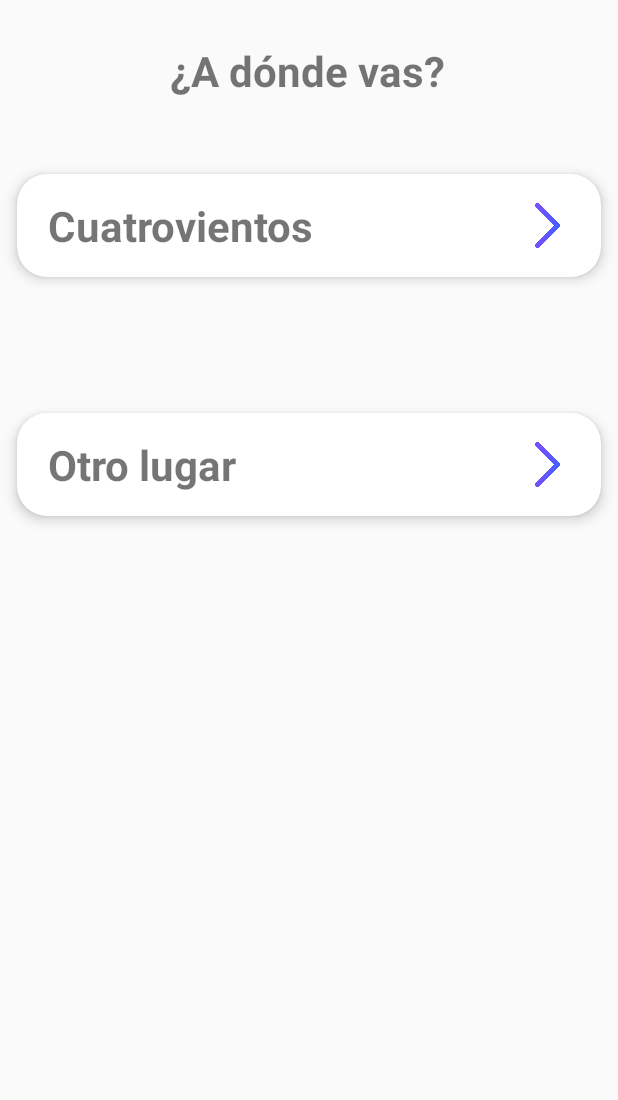
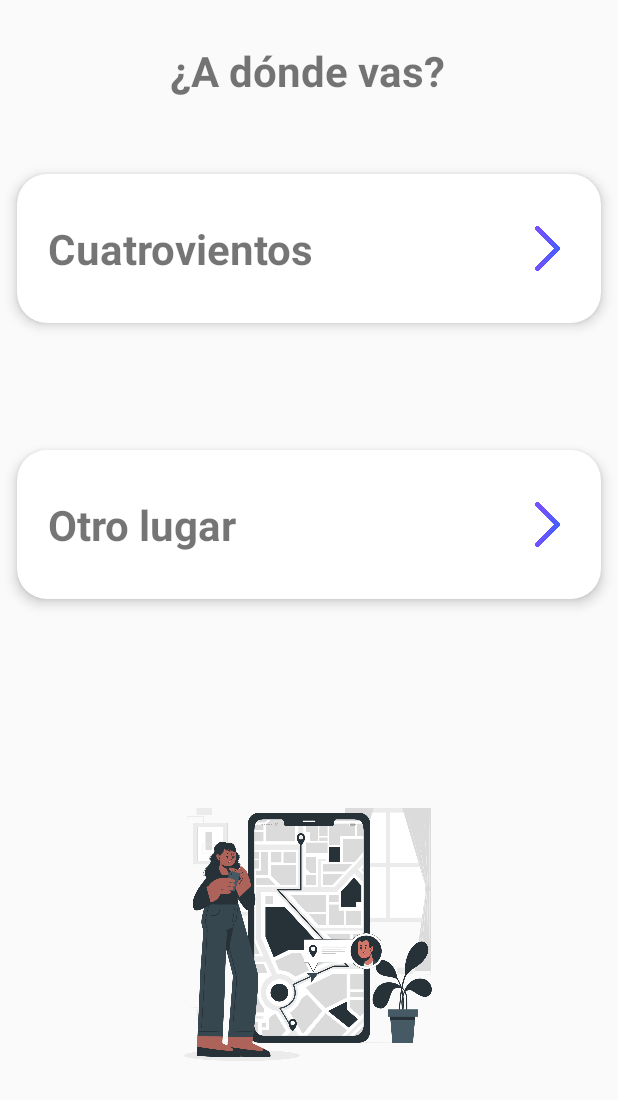
Before and after one commit to pablo-zk/RutaVientos, an Android app: the fragment CreateRoutesFragment shown on its own in the app's theme, on a phone screen of 412 x 824 dp. Shown: the top 1100 px of the screen. Run offline under Robolectric (Android 15) with nearby library versions, the phone set to English and light mode, and no system bars; libraries missing offline, so code that uses them is left out: io.realm.

Commit message:
Retouching some things

```diff
--- a/app/src/main/res/layout/activity_main.xml
+++ b/app/src/main/res/layout/activity_main.xml
@@ -43,6 +43,7 @@
         android:layout_width="match_parent"
         android:layout_height="60dp"
         app:tabIndicatorGravity="top"
+        app:tabIndicatorColor="#7850FF"
         app:tabIndicatorFullWidth="false"
         android:theme="@style/ThemeOverlay.AppCompat.Dark.ActionBar"
         app:layout_constraintEnd_toEndOf="parent"
--- a/app/src/main/res/layout/fragment_create_routes.xml
+++ b/app/src/main/res/layout/fragment_create_routes.xml
@@ -5,7 +5,6 @@
     android:layout_width="match_parent"
     android:layout_height="match_parent"
     tools:context=".fragments.CreateRoutesFragment">
-
 
     <TextView
         android:id="@+id/textView"
@@ -27,6 +26,7 @@
         android:layout_marginTop="36dp"
         app:cardCornerRadius="20dp"
         app:cardElevation="5dp"
+        style="@style/Theme.RutaVientos"
         app:cardPreventCornerOverlap="true"
         app:cardUseCompatPadding="true"
         app:contentPadding="15dp"
@@ -38,7 +38,7 @@
         <androidx.constraintlayout.widget.ConstraintLayout
             android:layout_width="match_parent"
             android:layout_height="match_parent"
-            >
+            android:paddingVertical="15dp">
 
             <TextView
                 android:id="@+id/txtDestination4v"
@@ -76,6 +76,7 @@
         android:layout_marginTop="10dp"
         app:cardCornerRadius="20dp"
         app:cardElevation="5dp"
+        style="@style/Theme.RutaVientos"
         app:cardPreventCornerOverlap="true"
         app:cardUseCompatPadding="true"
         app:contentPadding="15dp"
@@ -88,7 +89,8 @@
 
         <androidx.constraintlayout.widget.ConstraintLayout
             android:layout_width="match_parent"
-            android:layout_height="match_parent">
+            android:layout_height="match_parent"
+            android:paddingVertical="15dp">
 
             <TextView
                 android:id="@+id/txtDestinationOther"
@@ -120,22 +122,13 @@
 
     </androidx.cardview.widget.CardView>
 
-    <!--<Button
-        android:id="@+id/btnCreate"
-        style="@style/Widget.AppCompat.Button.Colored"
-        android:layout_width="0dp"
-        android:layout_height="wrap_content"
-        android:background="@drawable/button_bg"
-        android:text="Crear"
-        android:textColor="@color/white"
-        android:textSize="16sp"
-        android:textStyle="bold"
-        app:backgroundTint="@null"
+    <ImageView
+        android:layout_width="wrap_content"
+        android:layout_height="200dp"
         app:layout_constraintBottom_toBottomOf="parent"
+        app:layout_constraintTop_toBottomOf="@id/cardDestinationOther"
+        app:layout_constraintStart_toStartOf="parent"
         app:layout_constraintEnd_toEndOf="parent"
-        app:layout_constraintStart_toStartOf="parent"
-        app:layout_constraintTop_toBottomOf="@+id/textView"
-        app:layout_constraintWidth_percent=".8" />-->
-
+        android:src="@drawable/createroute_map"/>
 
 </androidx.constraintlayout.widget.ConstraintLayout>
--- a/app/src/main/res/values-night/themes.xml
+++ b/app/src/main/res/values-night/themes.xml
@@ -9,6 +9,7 @@
         <item name="colorSecondary">@color/teal_200</item>
         <item name="colorSecondaryVariant">@color/teal_200</item>
         <item name="colorOnSecondary">@color/black</item>
+        <item name="cardBackgroundColor">@color/grey</item>
         <!-- Status bar color. -->
         <item name="android:statusBarColor" tools:targetApi="l">?attr/colorPrimaryVariant</item>
         <!-- Customize your theme here. -->
--- a/app/src/main/res/values/colors.xml
+++ b/app/src/main/res/values/colors.xml
@@ -7,4 +7,5 @@
     <color name="teal_700">#FF018786</color>
     <color name="black">#FF000000</color>
     <color name="white">#FFFFFFFF</color>
+    <color name="grey">#1d1d1d</color>
 </resources>
--- a/app/src/main/res/values/strings.xml
+++ b/app/src/main/res/values/strings.xml
@@ -9,8 +9,6 @@
     <string name="invalid_username">Not a valid username</string>
     <string name="invalid_password">Password must be >5 characters</string>
     <string name="login_failed">"Login failed"</string>
-    <!-- TODO: Remove or change this placeholder text -->
-    <string name="hello_blank_fragment">Hello blank fragment</string>
     <string name="appTitle">RutaVientos</string>
     <string name="title_activity_maps">MapsActivity</string>
 </resources>
```
Also changed, not shown: app/src/main/res/layout/activity_create_routes.xml (+14 -5 lines), app/src/main/res/layout/activity_route_details.xml (+5 -4 lines), app/src/main/res/layout/route_item.xml (+1 -72 lines), app/src/main/res/drawable/createroute_map.png (added), app/src/main/res/drawable/route_car.png (added).
